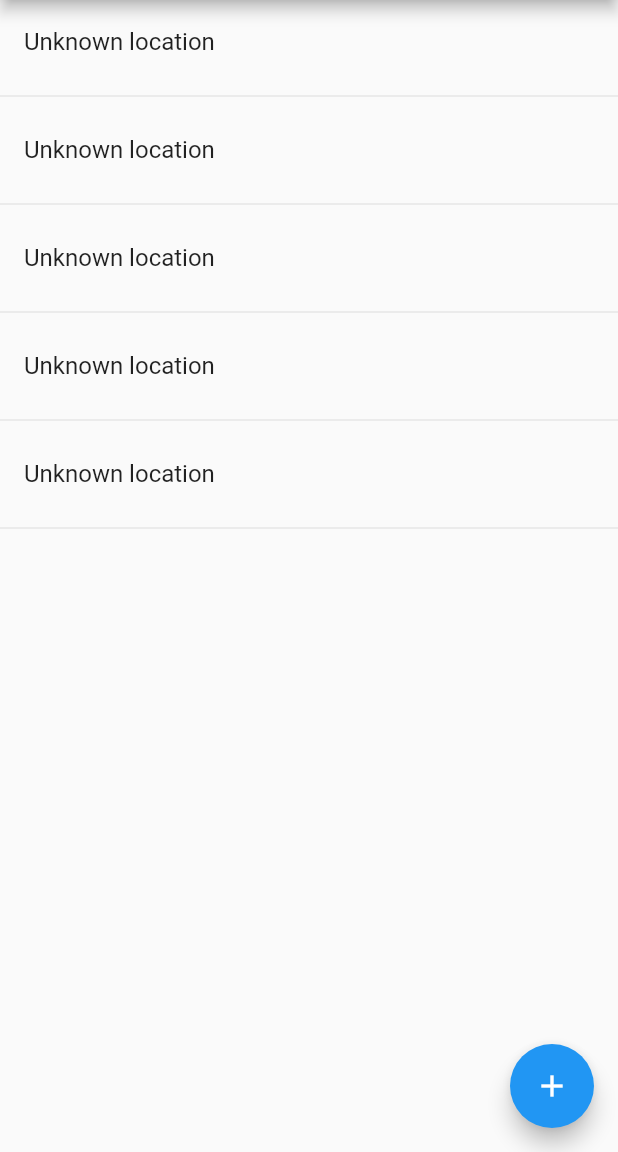
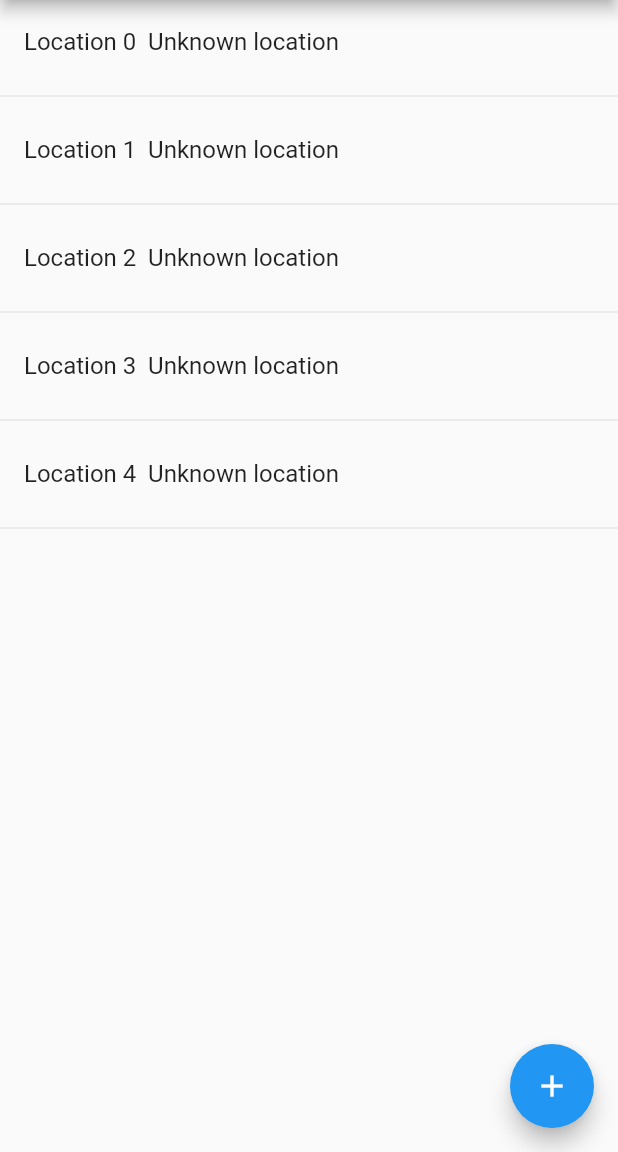
Before and after one commit to cr-sullivan/location_tracker, a Flutter app: the screen it shows after launch, on a phone screen of 412 x 824 dp, the part 84-1236 px from its top. Run offline on Flutter 3.47's test engine with Material 2 defaults, Android fonts, the phone set to English and light mode, and no system bars; our stand-ins replace location.

Commit message:
Add Position.dateTime and format Position up nicely

```diff
--- a/lib/Position.dart
+++ b/lib/Position.dart
@@ -1,4 +1,6 @@
 // Location package https://pub.dev/packages/location
+import 'dart:io';
+
 import 'package:location/location.dart';
 
 
@@ -11,6 +13,8 @@ import 'package:location/location.dart';
 class Position {
   final String comment;
   final LocationData locationData;
+  final Month = ['Jan','Feb','Mar','Apr','May','Jun','Jul','Aug','Sep','Oct','Nov', 'Dec'];
+  final DateTime dateTime = DateTime.now();
 
   Position(this.comment, this.locationData)  {
     if (comment == null) {
@@ -23,13 +27,28 @@ class Position {
     if (locationData == null) {
       return "Unknown location";
     } else {
-      return locationData.latitude.toString() + ", " +
-           locationData.longitude.toString();
+      // Round to 5 decimal places for 1m precision at equator
+      // https://gisjames.wordpress.com/2016/04/27/deciding-how-many-decimal-places-to-include-when-reporting-latitude-and-longitude/
+      return locationData.latitude.toStringAsFixed(5) + ", " +
+           locationData.longitude.toStringAsFixed(5);
+    }
+  }
+
+  String getDateTimeString() {
+    if (locationData == null) {
+      return "";
+    } else {
+       //DateTime dateTime = DateTime.fromMillisecondsSinceEpoch(locationData.time.toInt());
+       //return locationData.time.toString();
+       //return dateTime.toIso8601String();
+       //return dateTime.toString();
+      return dateTime.day.toString() + Month[dateTime.month-1] + " " +
+         dateTime.hour.toString() + ":" + dateTime.minute.toString();
     }
   }
 
   String getDescription() {
-    return comment + " " + getLocationString();
+    return comment + " " + getDateTimeString() + " " + getLocationString();
   }
 
     //Note: you can convert the timestamp into a DateTime with:
--- a/lib/main.dart
+++ b/lib/main.dart
@@ -133,7 +133,7 @@ class _MyHomePageState extends State<MyHomePage> {
 
   Widget _buildRow(int i) {
     return ListTile(
-      title: Text("${_positions[i].getLocationString()}" /*, style: _biggerFont*/),
+      title: Text("${_positions[i].getDescription()}" /*, style: _biggerFont*/),
       // leading: CircleAvatar(
       //     backgroundColor: Colors.green,
       //     backgroundImage: NetworkImage(_parishes[i].avatarUrl)
```
